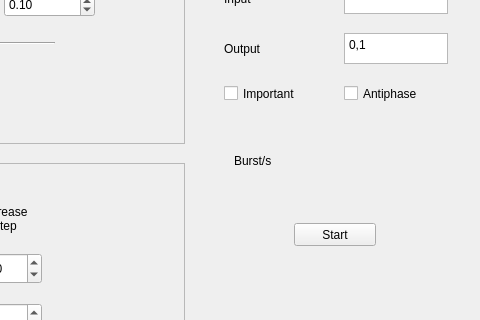
This is gui/rtbiomanager.ui in GNB-UAM/RTHybrid as Qt 5 draws it before an edit; both pictures show x 806 to 1286 and y 267 to 587 of the 1286 by 716 pixel window. The edited form follows.
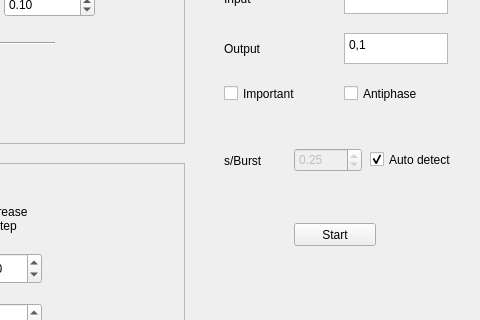
This is the edited form.

Commit message: GUI: added s/burst

```diff
--- a/gui/rtbiomanager.ui
+++ b/gui/rtbiomanager.ui
@@ -1520,14 +1520,49 @@
    <widget class="QLabel" name="label_37">
     <property name="geometry">
      <rect>
-      <x>1040</x>
+      <x>1030</x>
       <y>420</y>
       <width>61</width>
       <height>15</height>
      </rect>
     </property>
     <property name="text">
-     <string>Burst/s</string>
+     <string>s/Burst</string>
+    </property>
+   </widget>
+   <widget class="QCheckBox" name="autoDetect">
+    <property name="geometry">
+     <rect>
+      <x>1176</x>
+      <y>416</y>
+      <width>101</width>
+      <height>21</height>
+     </rect>
+    </property>
+    <property name="text">
+     <string>Auto detect</string>
+    </property>
+    <property name="checked">
+     <bool>true</bool>
+    </property>
+   </widget>
+   <widget class="QDoubleSpinBox" name="doubleSecPerBurst">
+    <property name="enabled">
+     <bool>false</bool>
+    </property>
+    <property name="geometry">
+     <rect>
+      <x>1100</x>
+      <y>415</y>
+      <width>68</width>
+      <height>24</height>
+     </rect>
+    </property>
+    <property name="singleStep">
+     <double>0.100000000000000</double>
+    </property>
+    <property name="value">
+     <double>0.250000000000000</double>
     </property>
    </widget>
   </widget>
```
The commit also changes 10 other files.
